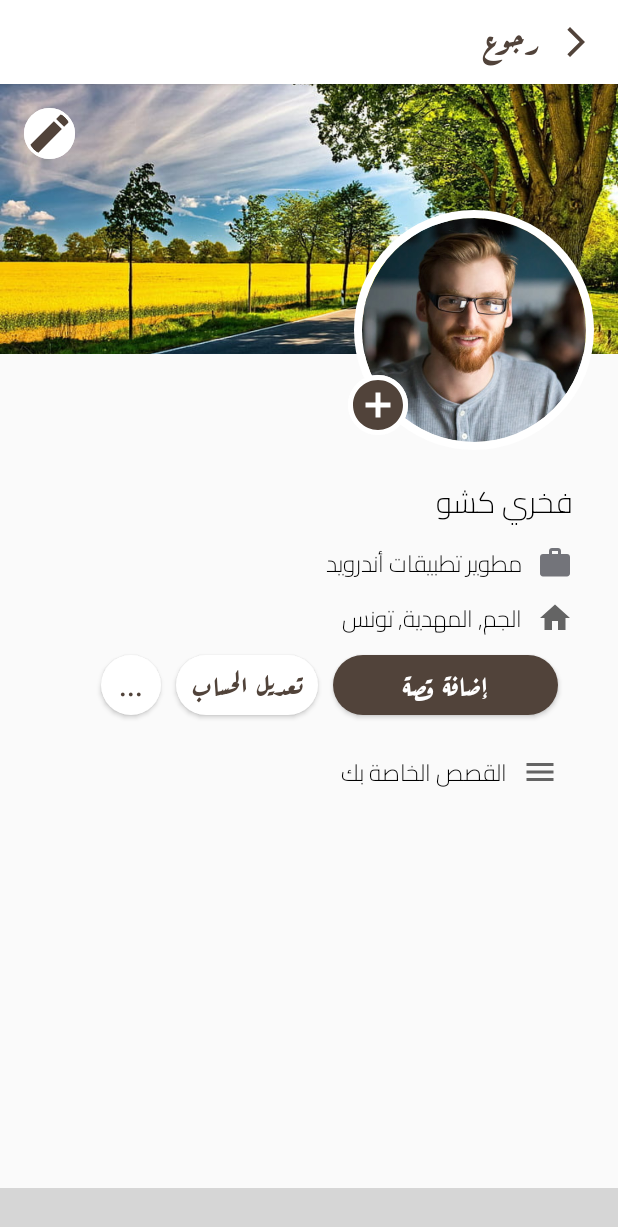
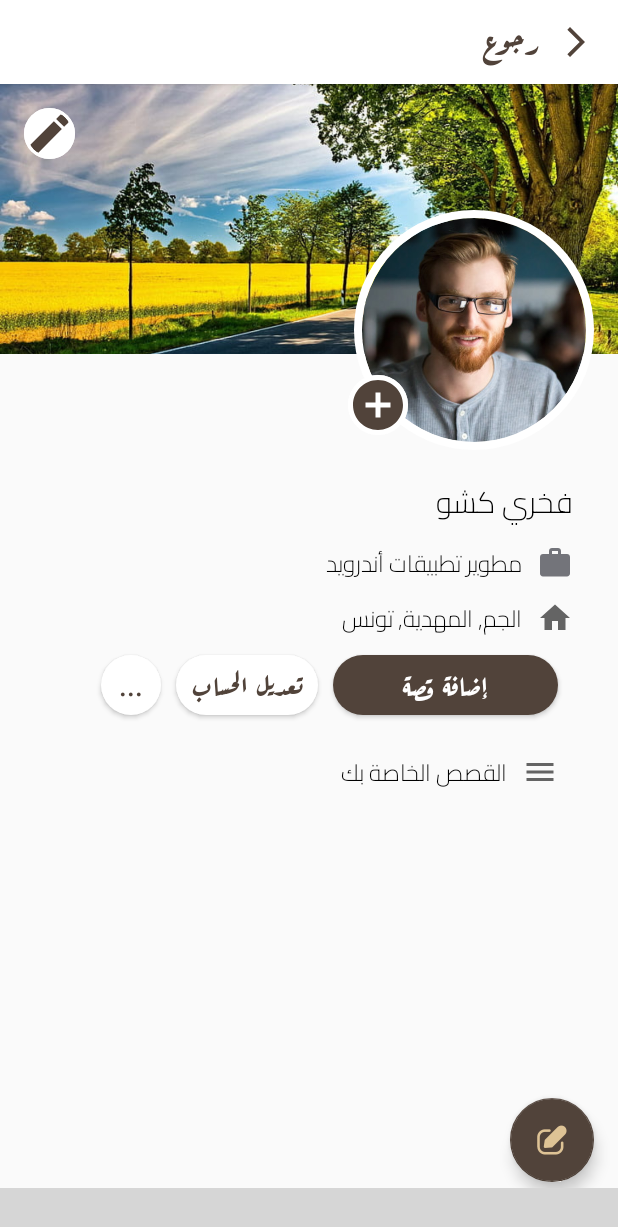
Before and after one commit to kchaou-fakhri/maddina, an Android app: the fragment UserProfilFragment placed in its activity, on a phone screen of 412 x 824 dp. Shown: the top 1227 px of the screen. Run offline under Robolectric (Android 15) with nearby library versions, the phone set to English and light mode, and no system bars; our stand-ins replace CircleImageView, Firebase (no records; nobody signed in at launch, a user with empty details on screens opened directly); libraries missing offline, so code that uses them is left out: com.etebarian.meowbottomnavigation; plain views replace MeowBottomNavigation; 9 statements that could not run were skipped; grey boxes are pictures that could not be loaded.

```diff
--- a/app/src/main/java/fakhri/kchaou/maddina/model/entity/Post.kt
+++ b/app/src/main/java/fakhri/kchaou/maddina/model/entity/Post.kt
@@ -1,5 +1,9 @@
 package fakhri.kchaou.maddina.model.entity
 
-data class Post( var user : User? = null, var text : String? ="", var media_url: String? = null) {
+import java.time.LocalDateTime
+import java.util.*
+
+
+data class Post(var user: User? = null, var text: String? ="", var media_url: String? = null, var created_at: String? = null) {
 
 }
--- a/app/src/main/java/fakhri/kchaou/maddina/model/repository/PostRepository.kt
+++ b/app/src/main/java/fakhri/kchaou/maddina/model/repository/PostRepository.kt
@@ -16,11 +16,8 @@ import kotlin.collections.ArrayList
 
 
 class PostRepository() {
-    lateinit var  postRemote: PostRemote
+     var  postRemote: PostRemote = PostRemote()
 
-    init {
-        postRemote = PostRemote()
-    }
     fun createPost(user: User, text: String, uriImage: Uri?): LiveData<Boolean> {
         return postRemote.createPost(user,text, uriImage)
     }
--- a/app/src/main/java/fakhri/kchaou/maddina/model/repository/UserRepository.kt
+++ b/app/src/main/java/fakhri/kchaou/maddina/model/repository/UserRepository.kt
@@ -19,11 +19,7 @@ import fakhri.kchaou.maddina.view.auth.SignFragment
 
 class UserRepository() {
 
-    lateinit var userRemote: UserRemote
-
-    init {
-        userRemote = UserRemote()
-    }
+    var userRemote: UserRemote = UserRemote()
 
 
     fun add(user: User) :LiveData<Message> {
--- a/app/src/main/java/fakhri/kchaou/maddina/model/repository/remote/UserRemote.kt
+++ b/app/src/main/java/fakhri/kchaou/maddina/model/repository/remote/UserRemote.kt
@@ -62,7 +62,7 @@ class UserRemote (){
         try {
 
             auth = Firebase.auth
-            auth.createUserWithEmailAndPassword(user.email, user.password)
+            auth.createUserWithEmailAndPassword(user.email!!, user.password)
                 .addOnCompleteListener { task ->
                     if (task.isSuccessful) {
                         user.id = auth.currentUser?.uid
--- a/app/src/main/java/fakhri/kchaou/maddina/view/home/HomeActivity.kt
+++ b/app/src/main/java/fakhri/kchaou/maddina/view/home/HomeActivity.kt
@@ -1,6 +1,8 @@
 package fakhri.kchaou.maddina.view.home
 
 
+import android.app.Activity
+import android.content.Intent
 import android.os.Bundle
 import android.view.View
 import android.view.Window
@@ -8,93 +10,101 @@ import android.view.WindowManager
 import androidx.appcompat.app.AppCompatActivity
 import androidx.core.content.ContextCompat
 import com.etebarian.meowbottomnavigation.MeowBottomNavigation
+import com.google.android.material.floatingactionbutton.FloatingActionButton
 import fakhri.kchaou.maddina.R
-import fakhri.kchaou.maddina.view.post.CreatePostFragment
+import fakhri.kchaou.maddina.view.post.CreatePostActivity
 import fakhri.kchaou.maddina.view.profile.UserProfilFragment
 import fakhri.kchaou.maddina.viewmodel.UserVM
 
 
 class HomeActivity : AppCompatActivity() {
 
-    lateinit var createPostFragment: CreatePostFragment
+
     lateinit var homeFragment : HomeFragment
     lateinit var userProfilFragment : UserProfilFragment
-
+    lateinit var bottomNavigation : MeowBottomNavigation
+    lateinit var createPostBtn : FloatingActionButton
+    companion object{
+        var homeActivity: Activity? = null
+    }
 
     override fun onCreate(savedInstanceState: Bundle?) {
         super.onCreate(savedInstanceState)
         val window: Window = this.getWindow()
         window.decorView.setSystemUiVisibility(View.SYSTEM_UI_FLAG_LIGHT_STATUS_BAR);
-        // clear FLAG_TRANSLUCENT_STATUS flag:
-        // clear FLAG_TRANSLUCENT_STATUS flag:
         window.clearFlags(WindowManager.LayoutParams.FLAG_TRANSLUCENT_STATUS)
-
-        // add FLAG_DRAWS_SYSTEM_BAR_BACKGROUNDS flag to the window
-        // add FLAG_DRAWS_SYSTEM_BAR_BACKGROUNDS flag to the window
         window.addFlags(WindowManager.LayoutParams.FLAG_DRAWS_SYSTEM_BAR_BACKGROUNDS)
-
-        // finally change the color
-        // finally change the color
         window.setStatusBarColor(ContextCompat.getColor(this, R.color.white))
         setContentView(R.layout.activity_home)
 
+        homeActivity = this
+        createPostBtn = findViewById(R.id.create_post)
+        bottomNavigation = findViewById<MeowBottomNavigation>(R.id.bottom_navigation)
 
-        val bottomNavigation = findViewById<MeowBottomNavigation>(R.id.bottom_navigation)
 
-        bottomNavigation.add(MeowBottomNavigation.Model(1, R.drawable.ic_user))
-        bottomNavigation.add(MeowBottomNavigation.Model(2, R.drawable.ic_write))
-        bottomNavigation.add(MeowBottomNavigation.Model(3, R.drawable.ic_home))
-        bottomNavigation.add(MeowBottomNavigation.Model(4, R.drawable.ic_chat))
-        bottomNavigation.add(MeowBottomNavigation.Model(5, R.drawable.ic_search))
+        createPostBtn.setOnClickListener{
+            val intent = Intent (this, CreatePostActivity::class.java)
+            startActivity(intent)
 
-        bottomNavigation.show(3, true)
 
-        createPostFragment = CreatePostFragment()
+        }
+
+        bottomNavigation.add(MeowBottomNavigation.Model(1, R.drawable.ic_home))
+        bottomNavigation.add(MeowBottomNavigation.Model(2, R.drawable.ic_user))
+        bottomNavigation.add(MeowBottomNavigation.Model(3, R.drawable.ic_chat))
+        bottomNavigation.add(MeowBottomNavigation.Model(4, R.drawable.ic_search))
+
+        bottomNavigation.show(1)
+
+
         homeFragment = HomeFragment()
         userProfilFragment = UserProfilFragment()
 
 
-        supportFragmentManager.beginTransaction().apply {
-            replace(R.id.home_fragment, homeFragment)
-            commit()
+
+        bottomNavigation.setOnShowListener {
+          changeFragment(it.id)
 
         }
-        bottomNavigation.setOnShowListener {
-            when (it.id) {
+        }
 
-                2 -> {
+
+
+
+        fun changeFragment(id :Int){
+
+
+            when (id) {
+
+                1 -> {
                     supportFragmentManager.beginTransaction().apply {
-                        replace(R.id.home_fragment, createPostFragment)
-                        commit()
-
-                    }
-                }
-                3 -> {
-                    supportFragmentManager.beginTransaction().apply {
-
                         replace(R.id.home_fragment, homeFragment)
                         commit()
 
                     }
                 }
-                1 -> {
+
+                2 -> {
                     supportFragmentManager.beginTransaction().apply {
                         replace(R.id.home_fragment, userProfilFragment)
                         commit()
+                    }
 
-                    }
+
                 }
-                4 -> {
+
+
+                3 -> {
                     val userVM = UserVM()
                     userVM.logout()
                     this.finish()
                 }
 
+                4 -> {
+
+            }
+
             }
         }
 
-
-
-
-        }
-    }
+}
--- a/app/src/main/java/fakhri/kchaou/maddina/view/home/HomeFragment.kt
+++ b/app/src/main/java/fakhri/kchaou/maddina/view/home/HomeFragment.kt
@@ -2,7 +2,6 @@ package fakhri.kchaou.maddina.view.home
 
 import android.app.AlertDialog
 import android.os.Bundle
-import android.util.Log
 import androidx.fragment.app.Fragment
 import android.view.LayoutInflater
 import android.view.View
@@ -35,7 +34,9 @@ class HomeFragment : Fragment() {
     ): View? {
         _binding = FragmentHomeBinding.inflate(inflater, container, false)
 
+
         val postvm = PostVM()
+
 
         var dialogView = LayoutInflater.from(requireContext()).inflate(R.layout.loading_alert, null)
         val builder    = AlertDialog.Builder(requireContext())
@@ -43,28 +44,47 @@ class HomeFragment : Fragment() {
             .setTitle("")
             .setCancelable(true)
 
+
         alertDialog = builder.show()
 
         postvm.getPost().observe(viewLifecycleOwner, Observer {
 //           posts.addAll(it)
-//            Log.println(Log.ASSERT, "-----", it.size.toString())
+
+
             val adapter = HomeAdapter(requireContext(),it )
             binding.rvPostList.layoutManager = LinearLayoutManager(requireContext())
             binding.rvPostList.adapter = adapter
 
-            val adapterStory = StoriesAdapter(requireContext(),it )
+            for (item in it){
+                if (item.media_url == ""){
+                    it.remove(item)
+                }
+            }
+            posts.clear()
+            posts.add(Post())
+
+
+            /*********** remove the post contains only text ************/
+            for (post in it){
+
+                if (post.media_url != null){
+                    posts.add(post)
+
+                }
+            }
+
+
+            val adapterStory = StoriesAdapter(requireContext(), posts)
             binding.stories.layoutManager = LinearLayoutManager(requireContext())
-            binding.stories.setLayoutManager(
-                LinearLayoutManager(
-                    requireContext(),
-                    LinearLayoutManager.HORIZONTAL,
-                    true
-                )
+            binding.stories.layoutManager = LinearLayoutManager(
+                requireContext(),
+                LinearLayoutManager.HORIZONTAL,
+                true
             )
 
             binding.stories.adapter = adapterStory
 
-            alertDialog.cancel()
+            alertDialog.dismiss()
         })
 
 
--- a/app/src/main/java/fakhri/kchaou/maddina/view/profile/UserProfilFragment.kt
+++ b/app/src/main/java/fakhri/kchaou/maddina/view/profile/UserProfilFragment.kt
@@ -41,7 +41,7 @@ class UserProfilFragment : Fragment() {
     ): View? {
         _binding = FragmentProfileBinding.inflate(inflater, container, false)
 
-        val postvm = PostVM()
+
         val userVM = UserVM()
 
         /********** read the id of user from Sharedpreference to get data from firebase *****************/
--- a/app/src/main/res/drawable/item_post_bkg.xml
+++ b/app/src/main/res/drawable/item_post_bkg.xml
@@ -1,4 +1,4 @@
 <?xml version="1.0" encoding="utf-8"?>
 <shape xmlns:android="http://schemas.android.com/apk/res/android">
-   <solid android:color="#D59CA3A8"></solid>
+   <solid android:color="#222329"></solid>
 </shape>
--- a/app/src/main/res/layout/fragment_create_post.xml
+++ b/app/src/main/res/layout/activity_create_post.xml
@@ -6,7 +6,7 @@
     android:layout_height="match_parent"
 
 
-    tools:context=".view.post.CreatePostFragment">
+    tools:context=".view.post.CreatePostActivity">
 
     <com.google.android.material.appbar.AppBarLayout
         android:id="@+id/appBarLayout2"
--- a/app/src/main/res/layout/activity_home.xml
+++ b/app/src/main/res/layout/activity_home.xml
@@ -1,17 +1,36 @@
-<RelativeLayout xmlns:android="http://schemas.android.com/apk/res/android"
+<androidx.constraintlayout.widget.ConstraintLayout xmlns:android="http://schemas.android.com/apk/res/android"
     xmlns:app="http://schemas.android.com/apk/res-auto"
     android:layout_width="match_parent"
     android:layout_height="match_parent"
     xmlns:tools="http://schemas.android.com/tools">
 
+
+    <com.google.android.material.floatingactionbutton.FloatingActionButton
+        android:id="@+id/create_post"
+        android:layout_width="wrap_content"
+        android:layout_height="wrap_content"
+        android:layout_marginEnd="16dp"
+        android:layout_marginBottom="4dp"
+        android:clickable="true"
+        android:tint="@color/second_color"
+        app:backgroundTint="@color/primary_color"
+        app:layout_constraintBottom_toTopOf="@+id/bottom_navigation"
+        app:layout_constraintEnd_toEndOf="@+id/home_fragment"
+        app:srcCompat="@drawable/ic_write" />
+
+
     <FrameLayout
         android:id="@+id/home_fragment"
         android:layout_width="match_parent"
-        android:layout_height="match_parent"
-        android:layout_above="@+id/bottom_navigation"
-        android:layout_alignParentStart="true"
-        android:layout_alignEnd="@id/bottom_navigation" />
+        android:layout_height="0dp"
 
+        app:layout_constraintBottom_toTopOf="@+id/bottom_navigation"
+        app:layout_constraintEnd_toEndOf="parent"
+        app:layout_constraintStart_toStartOf="parent"
+        app:layout_constraintTop_toTopOf="parent">
+
+
+    </FrameLayout>
 
     <com.etebarian.meowbottomnavigation.MeowBottomNavigation
         android:id="@+id/bottom_navigation"
@@ -19,16 +38,17 @@
         android:layout_height="wrap_content"
 
 
+        android:layout_alignParentBottom="true"
+        app:layout_constraintBottom_toBottomOf="parent"
+        app:layout_constraintEnd_toEndOf="parent"
+        app:layout_constraintStart_toStartOf="parent"
+        app:mbn_backgroundBottomColor="@color/primary_color"
         app:mbn_countBackgroundColor="@color/primary_color"
-        app:mbn_backgroundBottomColor="@color/primary_color"
         app:mbn_countTextColor="@color/primary_color"
         app:mbn_defaultIconColor="@color/white"
         app:mbn_rippleColor="#2f424242"
         app:mbn_selectedIconColor="@color/second_color"
-        app:mbn_shadowColor="#1f212121"
-        tools:layout_editor_absoluteX="0dp"
-        android:layout_alignParentBottom="true"
-        />
+        app:mbn_shadowColor="#1f212121" />
 
 <!--    <com.google.android.material.bottomnavigation.BottomNavigationView-->
 <!--        android:id="@+id/bottom_navigation"-->
@@ -38,4 +58,4 @@
 <!--        android:layout_alignParentBottom="true"-->
 <!--        app:menu="@menu/bottom_navigation_menu" />-->
 
-</RelativeLayout>
+</androidx.constraintlayout.widget.ConstraintLayout>
```
Also changed, not shown: app/src/main/AndroidManifest.xml (+8 -5 lines), app/src/main/java/fakhri/kchaou/maddina/model/entity/User.kt (+7 -2 lines), app/src/main/java/fakhri/kchaou/maddina/model/repository/remote/PostRemote.kt (+17 -11 lines), app/src/main/java/fakhri/kchaou/maddina/view/home/HomeAdapter.kt (+111 -13 lines), app/src/main/java/fakhri/kchaou/maddina/view/home/StorieAdapter.kt (+3 -4 lines), app/src/main/java/fakhri/kchaou/maddina/view/post/CreatePostActivity.kt (added, +118 -0 lines), app/src/main/java/fakhri/kchaou/maddina/view/post/CreatePostFragment.kt (deleted, +0 -141 lines), app/src/main/res/layout/fragment_home.xml (+7 -6 lines), app/src/main/res/layout/post_item.xml (+28 -29 lines).
